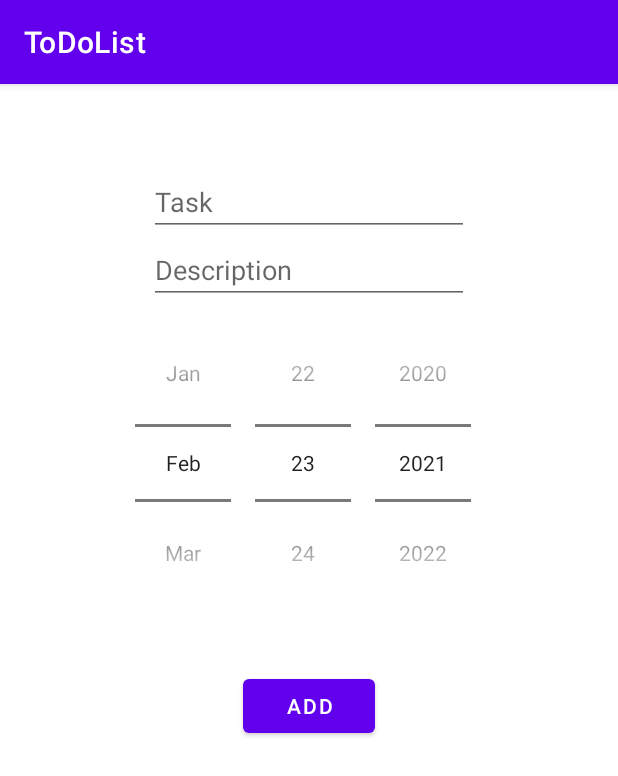
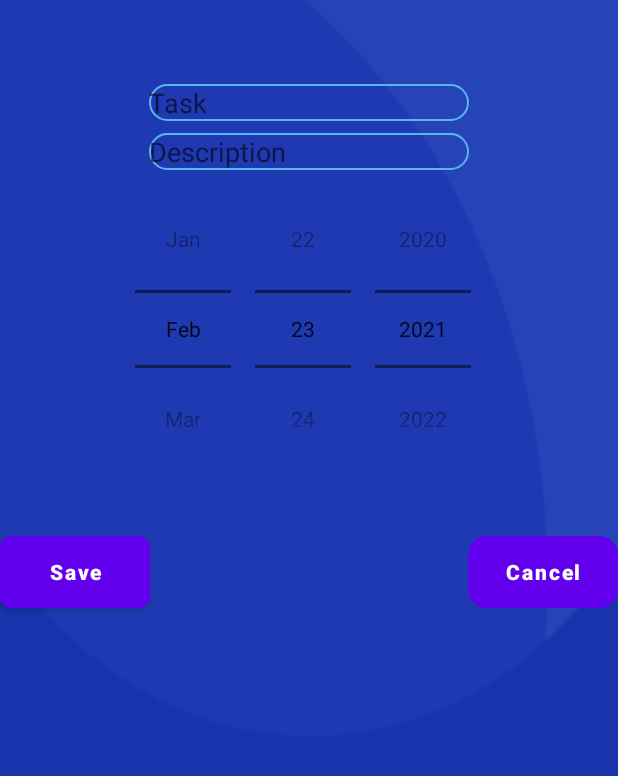
Before and after one commit to dhruv-1001/ToDoList, an Android app: the AddTaskFragment screen opened through its navigation route, on a phone screen of 412 x 824 dp. Shown: the top 776 px of the screen. Run offline under Robolectric (Android 15) with nearby library versions, the phone set to English and light mode, and no system bars; our stand-ins replace Room's generated code, data binding.

Commit message:
Improved UI

```diff
--- a/app/src/main/AndroidManifest.xml
+++ b/app/src/main/AndroidManifest.xml
@@ -9,6 +9,7 @@
         android:roundIcon="@mipmap/ic_launcher_round"
         android:supportsRtl="true"
         android:theme="@style/Theme.ToDoList">
+<!--        android:theme="@style/Theme.ToDoList">-->
         <activity android:name=".MainActivity">
             <intent-filter>
                 <action android:name="android.intent.action.MAIN" />
--- a/app/src/main/java/com/example/todolist/MainActivity.kt
+++ b/app/src/main/java/com/example/todolist/MainActivity.kt
@@ -1,11 +1,21 @@
 package com.example.todolist
 
+import android.os.Build
+import android.os.Bundle
+import android.view.Window
+import android.view.WindowManager
 import androidx.appcompat.app.AppCompatActivity
-import android.os.Bundle
+
 
 class MainActivity : AppCompatActivity() {
     override fun onCreate(savedInstanceState: Bundle?) {
         super.onCreate(savedInstanceState)
         setContentView(R.layout.activity_main)
+        supportActionBar?.hide()
+        val w: Window = window
+        w.setFlags(
+            WindowManager.LayoutParams.FLAG_LAYOUT_NO_LIMITS,
+            WindowManager.LayoutParams.FLAG_LAYOUT_NO_LIMITS
+        )
     }
 }
--- a/app/src/main/java/com/example/todolist/viewtasks/ViewTasksFragment.kt
+++ b/app/src/main/java/com/example/todolist/viewtasks/ViewTasksFragment.kt
@@ -35,9 +35,6 @@ class ViewTasksFragment : Fragment() {
         })
         binding.taskList.adapter = adapter
 
-        val manager = GridLayoutManager(activity, 2)
-        binding.taskList.layoutManager = manager
-
         viewTasksViewModel.allTasks.observe(viewLifecycleOwner, Observer {
             it.let {
                 adapter.submitList(it)
--- /dev/null
+++ b/app/src/main/res/drawable/button_background.xml
@@ -0,0 +1,9 @@
+<?xml version="1.0" encoding="utf-8"?>
+<shape xmlns:android="http://schemas.android.com/apk/res/android"
+    android:shape="rectangle">
+
+    <solid android:color="#57B5F2"/>
+    <corners
+        android:radius="8dp"/>
+
+</shape>
--- /dev/null
+++ b/app/src/main/res/drawable/edit_text_background.xml
@@ -0,0 +1,13 @@
+<?xml version="1.0" encoding="utf-8"?>
+<shape
+    xmlns:android="http://schemas.android.com/apk/res/android"
+    android:shape="rectangle">
+    <corners
+        android:bottomRightRadius="12dp"
+        android:bottomLeftRadius="12dp"
+        android:topLeftRadius="12dp"
+        android:topRightRadius="12dp"/>
+    <stroke
+        android:color="#57B5F2"
+        android:width="1dp"/>
+</shape>
--- a/app/src/main/res/layout/activity_main.xml
+++ b/app/src/main/res/layout/activity_main.xml
@@ -1,6 +1,7 @@
 <?xml version="1.0" encoding="utf-8"?>
 <merge xmlns:android="http://schemas.android.com/apk/res/android"
-    xmlns:app="http://schemas.android.com/apk/res-auto">
+    xmlns:app="http://schemas.android.com/apk/res-auto"
+    android:fitsSystemWindows="true">
 
     <fragment
         android:id="@+id/nav_host_fragment"
--- a/app/src/main/res/layout/fragment_add_task.xml
+++ b/app/src/main/res/layout/fragment_add_task.xml
@@ -12,7 +12,8 @@
 
     <androidx.constraintlayout.widget.ConstraintLayout
         android:layout_width="match_parent"
-        android:layout_height="match_parent">
+        android:layout_height="match_parent"
+        android:background="@drawable/background">
 
         <EditText
             android:id="@+id/etTask"
@@ -21,6 +22,7 @@
             android:layout_marginTop="56dp"
             android:ems="10"
             android:hint="Task"
+            android:background="@drawable/edit_text_background"
             android:text="@={addTaskViewModel.editTextContentTaskName}"
             app:layout_constraintEnd_toEndOf="parent"
             app:layout_constraintHorizontal_bias="0.5"
@@ -32,6 +34,8 @@
             android:layout_width="wrap_content"
             android:layout_height="wrap_content"
             android:ems="10"
+            android:background="@drawable/edit_text_background"
+            android:layout_marginTop="8dp"
             app:layout_constraintHorizontal_bias="0.5"
             android:hint="Description"
             android:text="@={addTaskViewModel.editTextContentTaskDescription}"
@@ -54,15 +58,31 @@
             app:layout_constraintTop_toBottomOf="@+id/etDescription" />
 
         <Button
-            android:id="@+id/btAdd"
-            android:layout_width="wrap_content"
+            android:id="@+id/btSave"
+            android:layout_width="100dp"
             android:layout_height="wrap_content"
             android:layout_marginTop="32dp"
-            android:text="ADD"
-            android:onClick="@{() -> addTaskViewModel.onAddingTask()}"
+            android:background="@drawable/button_background"
+            android:onClick="@{() -> addTaskViewModel.onSaveClick()}"
+            android:text="Save"
+            android:textAllCaps="false"
+            android:textColor="@color/white"
+            android:textStyle="bold"
+            app:layout_constraintStart_toStartOf="parent"
+            app:layout_constraintTop_toBottomOf="@+id/dpDatePicker" />
+
+        <Button
+            android:id="@+id/btCancel"
+            android:layout_width="100dp"
+            android:layout_height="wrap_content"
+            android:layout_marginTop="32dp"
+            android:background="@drawable/edit_text_background"
+            android:onClick="@{() -> addTaskViewModel.onCancelClick()}"
+            android:text="Cancel"
+            android:textAllCaps="false"
+            android:textColor="@color/white"
+            android:textStyle="bold"
             app:layout_constraintEnd_toEndOf="parent"
-            app:layout_constraintHorizontal_bias="0.5"
-            app:layout_constraintStart_toStartOf="parent"
             app:layout_constraintTop_toBottomOf="@+id/dpDatePicker" />
 
     </androidx.constraintlayout.widget.ConstraintLayout>
--- a/app/src/main/res/values-night/themes.xml
+++ b/app/src/main/res/values-night/themes.xml
@@ -2,7 +2,7 @@
     <!-- Base application theme. -->
     <style name="Theme.ToDoList" parent="Theme.MaterialComponents.DayNight.DarkActionBar">
         <!-- Primary brand color. -->
-        <item name="colorPrimary">@color/purple_200</item>
+        <item name="colorPrimary">#57B5F2</item>
         <item name="colorPrimaryVariant">@color/purple_700</item>
         <item name="colorOnPrimary">@color/black</item>
         <!-- Secondary brand color. -->
@@ -12,5 +12,9 @@
         <!-- Status bar color. -->
         <item name="android:statusBarColor" tools:targetApi="l">?attr/colorPrimaryVariant</item>
         <!-- Customize your theme here. -->
+
+        <item name="android:windowTranslucentStatus">true</item>
+        <item name="android:windowTranslucentNavigation">true</item>
+
     </style>
 </resources>
--- a/app/src/main/res/values/colors.xml
+++ b/app/src/main/res/values/colors.xml
@@ -7,4 +7,5 @@
     <color name="teal_700">#FF018786</color>
     <color name="black">#FF000000</color>
     <color name="white">#FFFFFFFF</color>
+    <color name="description">#4C54B8</color>
 </resources>
```
Also changed, not shown: app/src/main/java/com/example/todolist/addtask/AddTaskViewModel.kt (+6 -1 lines), app/src/main/java/com/example/todolist/viewtasks/BindingUtils.kt (+7 -0 lines), app/src/main/res/drawable/task_item_background.xml (added, +9 -0 lines), app/src/main/res/layout/fragment_view_tasks.xml (+28 -17 lines), app/src/main/res/layout/list_item_task.xml (+47 -5 lines), app/src/main/res/drawable/background.png (added).
